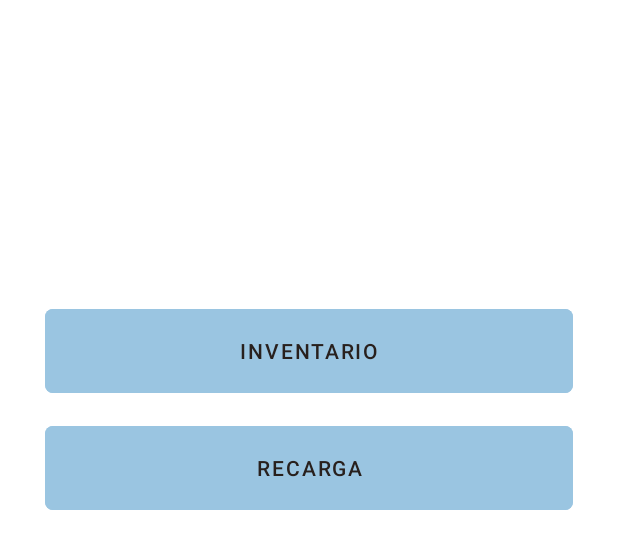
After one commit to DiegoDuenez/combugas-traspasos-app, an Android app: the layout menu_yelow_fragment.xml on its own in the app's theme, with its tools: preview values and no code run, on a phone screen of 412 x 824 dp. The commit adds this screen. Shown: the top 549 px of the screen. Run offline under Robolectric (Android 15) with nearby library versions, the light colour scheme and no system bars; network calls fail.

Commit message:
add: MODULO YELOW

```diff
--- a/app/src/main/java/com/example/app_combugas_nueva/yelow/menu/MenuYelowFragment.java
+++ b/app/src/main/java/com/example/app_combugas_nueva/yelow/menu/MenuYelowFragment.java
@@ -25,7 +25,7 @@ public class MenuYelowFragment extends Fragment {
     @Override
     public View onCreateView(@NonNull LayoutInflater inflater, @Nullable ViewGroup container,
                              @Nullable Bundle savedInstanceState) {
-        return inflater.inflate(R.layout.fragment_menu_yelow2, container, false);
+        return inflater.inflate(R.layout.menu_yelow_fragment, container, false);
     }
 
     @Override
--- /dev/null
+++ b/app/src/main/res/drawable/yelow_navigation_view_item.xml
@@ -0,0 +1,5 @@
+<?xml version="1.0" encoding="utf-8"?>
+<selector xmlns:android="http://schemas.android.com/apk/res/android">
+    <item android:state_checked="true" android:drawable="@color/blueTr"  />
+
+</selector>
--- a/app/src/main/res/layout/activity_menu_principal.xml
+++ b/app/src/main/res/layout/activity_menu_principal.xml
@@ -108,7 +108,7 @@
         app:layout_constraintTop_toBottomOf="@+id/btnAwa" />
 
     <Button
-        android:id="@+id/btnYellow"
+        android:id="@+id/btnYelow"
         android:layout_width="match_parent"
         android:layout_height="68dp"
         android:layout_marginStart="30dp"
--- /dev/null
+++ b/app/src/main/res/layout/menu_yelow_fragment.xml
@@ -0,0 +1,54 @@
+<?xml version="1.0" encoding="utf-8"?>
+
+<ScrollView xmlns:android="http://schemas.android.com/apk/res/android"
+    xmlns:app="http://schemas.android.com/apk/res-auto"
+    xmlns:tools="http://schemas.android.com/tools"
+    android:layout_width="match_parent"
+    android:layout_height="match_parent"
+    android:background="@color/fondo_app"
+    android:id="@+id/layoutScrollCil"
+    android:fillViewport="true">
+
+    <androidx.constraintlayout.widget.ConstraintLayout
+        android:layout_width="match_parent"
+        android:layout_height="match_parent"
+        tools:context=".ui.salida.SalidaFragment">
+
+
+        <Button
+            android:id="@+id/btnInventarioYelow"
+            android:layout_width="match_parent"
+            android:layout_height="68dp"
+            android:layout_marginStart="30dp"
+            android:layout_marginTop="200dp"
+            android:layout_marginEnd="30dp"
+            android:backgroundTint="@color/blueLight2Yel"
+            android:text="Inventario"
+            app:cornerRadius="5dp"
+            app:layout_constraintEnd_toEndOf="parent"
+            app:layout_constraintHorizontal_bias="0.0"
+            app:layout_constraintStart_toStartOf="parent"
+            app:layout_constraintTop_toTopOf="parent" />
+
+        <Button
+            android:id="@+id/btnRecargaYelow"
+            android:layout_width="match_parent"
+            android:layout_height="68dp"
+            android:layout_marginStart="30dp"
+            android:layout_marginTop="10dp"
+            android:layout_marginEnd="30dp"
+            android:layout_marginBottom="50dp"
+            android:backgroundTint="@color/blueLight2Yel"
+            android:text="Recarga"
+            app:cornerRadius="5dp"
+            app:layout_constraintBottom_toBottomOf="parent"
+            app:layout_constraintEnd_toEndOf="parent"
+            app:layout_constraintHorizontal_bias="0.0"
+            app:layout_constraintStart_toStartOf="parent"
+            app:layout_constraintTop_toBottomOf="@+id/btnInventarioYelow"
+            app:layout_constraintVertical_bias="0.0" />
+
+
+    </androidx.constraintlayout.widget.ConstraintLayout>
+
+</ScrollView>
```
Also changed, not shown: app/src/main/java/com/example/app_combugas_nueva/MenuPrincipalActivity.java (+15 -1 lines), app/src/main/java/com/example/app_combugas_nueva/NavigationActivity.java (+59 -1 lines), app/src/main/res/layout/fragment_menu_yelow.xml (deleted, +0 -13 lines), app/src/main/res/layout/fragment_menu_yelow2.xml (deleted, +0 -13 lines), app/src/main/res/menu/activity_main_drawer.xml (+17 -0 lines), app/src/main/res/navigation/mobile_navigation.xml (+19 -0 lines).
